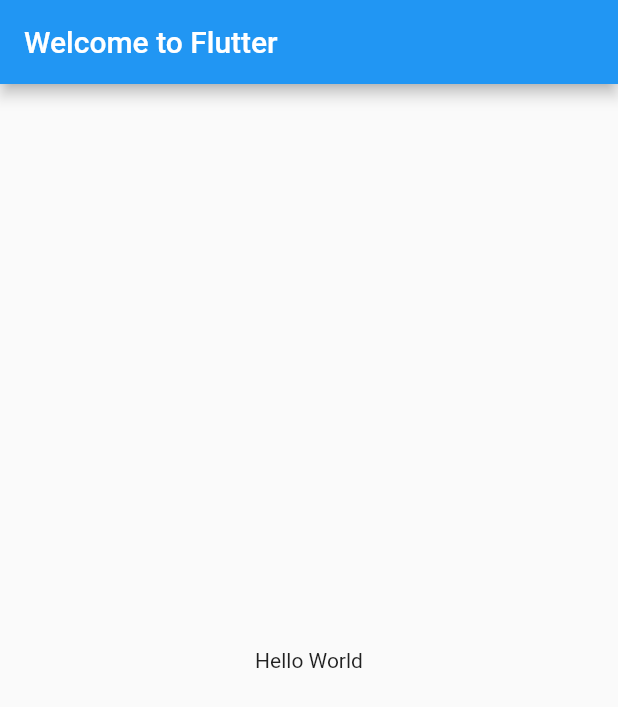
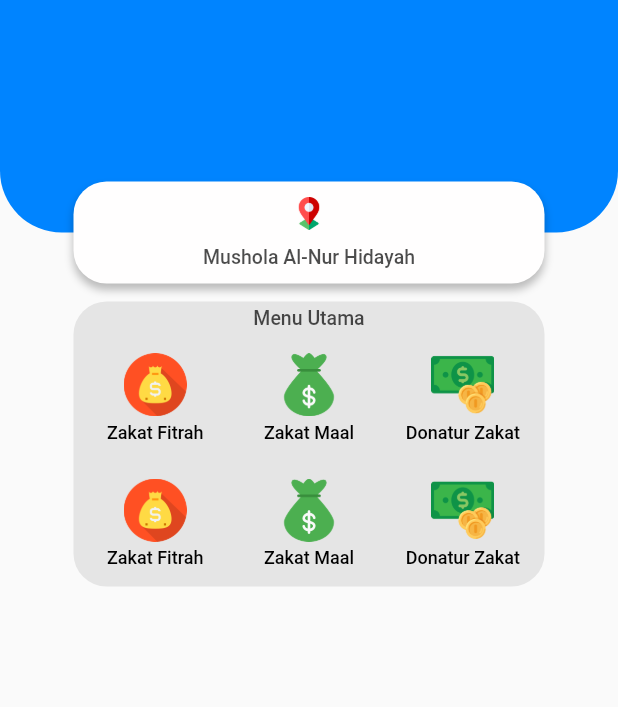
Before and after one commit to zuinal/zago, a Flutter app: the screen it shows after launch, after a tap on "Get to Welcome !", on a phone screen of 412 x 824 dp. Shown: the top 707 px of the screen. Run offline on Flutter 3.47's test engine with Material 2 defaults, Android fonts, the phone set to English and light mode, and no system bars; our stand-ins replace path_drawing.

Commit message:
half finished mainmenu

```diff
--- a/lib/helpers/ColorPalette.dart
+++ b/lib/helpers/ColorPalette.dart
@@ -1,4 +1,5 @@
 import 'package:flutter/cupertino.dart';
+import 'package:flutter/material.dart';
 
 extension HexColor on Color {
   static Color fromHex(String hexString) {
@@ -15,4 +16,5 @@
   final Color whiteOpacity = HexColor.fromHex("FFFEFE").withOpacity(0.8);
   final Color grey = HexColor.fromHex("E5E5E5");
   final Color redOpacity = HexColor.fromHex("FF003D").withOpacity(0.8);
+  final Color textBlackHeader = Colors.black.withOpacity(0.7);
 }
--- a/lib/main.dart
+++ b/lib/main.dart
@@ -14,9 +14,7 @@
   Widget build(BuildContext context) {
     return MaterialApp(
         title: 'Zago App',
-        theme: ThemeData(
-          primarySwatch: Colors.blue,
-        ),
+        theme: ThemeData(primarySwatch: Colors.blue),
         debugShowCheckedModeBanner: false,
         initialRoute: '/SplashWidget',
         routes: {
--- /dev/null
+++ b/lib/ui/menu_utama/Generated/Generated Menu Button/MenuButton.dart
@@ -0,0 +1,52 @@
+import 'package:flutter/material.dart';
+import 'package:app/helpers/ColorPalette.dart';
+
+getNavigator(BuildContext context, Widget _navigator) {
+  Navigator.push(context, MaterialPageRoute(builder: (context) {
+    return _navigator;
+  }));
+}
+
+class MenuButton extends StatefulWidget {
+  final Widget _widget;
+  final String imageName, menuName;
+  const MenuButton(
+    this._widget,
+    this.imageName,
+    this.menuName,
+  );
+  @override
+  MenuButtonState createState() => MenuButtonState();
+}
+
+class MenuButtonState extends State<MenuButton> {
+  @override
+  Widget build(BuildContext context) {
+    return TextButton(
+        onPressed: () {
+          Navigator.push(context, MaterialPageRoute(builder: (context) {
+            return widget._widget;
+          }));
+        },
+        child: Container(
+          alignment: Alignment.center,
+          width: 80,
+          height: 60,
+          child: Column(
+            mainAxisAlignment: MainAxisAlignment.spaceBetween,
+            children: [
+              Image.asset(
+                widget.imageName,
+                width: 42,
+                fit: BoxFit.cover,
+              ),
+              Text(
+                widget.menuName,
+                style: TextStyle(
+                    fontSize: 12, fontFamily: 'Roboto', color: Colors.black),
+              )
+            ],
+          ),
+        ));
+  }
+}
--- /dev/null
+++ b/lib/ui/menu_utama/Generated/RectangleHeader.dart
@@ -0,0 +1,15 @@
+import 'package:flutter/material.dart';
+import 'package:app/helpers/ColorPalette.dart';
+
+class RectangleBackground extends StatelessWidget {
+  @override
+  Widget build(BuildContext context) {
+    return Container(
+      height: 155,
+      decoration: BoxDecoration(
+          borderRadius: BorderRadius.vertical(
+              bottom: Radius.circular(MediaQuery.of(context).size.width * 0.1)),
+          color: ColorPalette().blueMain),
+    );
+  }
+}
--- /dev/null
+++ b/lib/ui/menu_utama/Generated/RectangleMainMenu.dart
@@ -0,0 +1,38 @@
+import 'package:flutter/material.dart';
+import 'package:app/helpers/ColorPalette.dart';
+import 'package:app/ui/menu_utama/Generated/Generated Menu Button/MenuButton.dart';
+
+class RectangleMainMenu extends StatelessWidget {
+  @override
+  Widget build(BuildContext context) {
+    return Container(
+      width: 314,
+      height: 190,
+      decoration: BoxDecoration(
+        borderRadius: BorderRadius.circular(22),
+        color: ColorPalette().grey,
+      ),
+      child: Column(
+        mainAxisAlignment: MainAxisAlignment.spaceAround,
+        children: [
+          Text("Menu Utama",
+              style: TextStyle(
+                  color: ColorPalette().textBlackHeader,
+                  fontFamily: 'Roboto',
+                  fontSize: 13,
+                  fontWeight: FontWeight.w500)),
+          Row(mainAxisAlignment: MainAxisAlignment.spaceEvenly, children: [
+            MenuButton(null, "assets/images/icon-fitrah.png", "Zakat Fitrah"),
+            MenuButton(null, "assets/images/icon-maal.png", "Zakat Maal"),
+            MenuButton(null, "assets/images/icon-donatur.png", "Donatur Zakat"),
+          ]),
+          Row(mainAxisAlignment: MainAxisAlignment.spaceEvenly, children: [
+            MenuButton(null, "assets/images/icon-fitrah.png", "Zakat Fitrah"),
+            MenuButton(null, "assets/images/icon-maal.png", "Zakat Maal"),
+            MenuButton(null, "assets/images/icon-donatur.png", "Donatur Zakat"),
+          ])
+        ],
+      ),
+    );
+  }
+}
--- /dev/null
+++ b/lib/ui/menu_utama/Generated/RectangleUpper.dart
@@ -0,0 +1,41 @@
+import 'package:flutter/material.dart';
+import 'package:app/helpers/ColorPalette.dart';
+
+class RectangleUpper extends StatelessWidget {
+  @override
+  Widget build(BuildContext context) {
+    return Container(
+      height: 68,
+      width: 314,
+      alignment: Alignment.center,
+      decoration: BoxDecoration(
+        borderRadius: BorderRadius.circular(22),
+        color: ColorPalette().white,
+        boxShadow: [
+          BoxShadow(
+              color: Colors.black.withOpacity(0.25),
+              offset: Offset(0, 4),
+              blurRadius: 4)
+        ],
+      ),
+      child: Column(
+        mainAxisAlignment: MainAxisAlignment.spaceEvenly,
+        children: [
+          Image.asset(
+            "assets/images/pin-map.png",
+            fit: BoxFit.cover,
+            width: 22,
+          ),
+          Text(
+            "Mushola Al-Nur Hidayah",
+            style: TextStyle(
+                fontFamily: 'Roboto',
+                fontSize: 13,
+                color: ColorPalette().textBlackHeader,
+                fontWeight: FontWeight.w500),
+          )
+        ],
+      ),
+    );
+  }
+}
--- a/lib/ui/menu_utama/MenuWidget.dart
+++ b/lib/ui/menu_utama/MenuWidget.dart
@@ -1,16 +1,30 @@
+import 'package:app/ui/menu_utama/Generated/RectangleMainMenu.dart';
+import 'package:app/ui/menu_utama/Generated/RectangleUpper.dart';
 import 'package:flutter/material.dart';
+import 'package:app/ui/menu_utama/Generated/RectangleHeader.dart';
 
 class MenuWidget extends StatelessWidget {
   @override
   Widget build(BuildContext context) {
-    return MaterialApp(
-      title: 'Welcome to Flutter',
-      home: Scaffold(
-        appBar: AppBar(
-          title: Text('Welcome to Flutter'),
-        ),
-        body: Center(
-          child: Text('Hello World'),
+    return Material(
+      child: SingleChildScrollView(
+        child: Column(
+          mainAxisAlignment: MainAxisAlignment.spaceBetween,
+          children: [
+            Stack(
+              overflow: Overflow.visible,
+              alignment: Alignment.bottomCenter,
+              children: [
+                RectangleBackground(),
+                Positioned(top: 121, child: RectangleUpper())
+                //)
+              ],
+            ),
+            SizedBox(
+              height: 46,
+            ),
+            RectangleMainMenu()
+          ],
         ),
       ),
     );
```
Also changed, not shown: 1 other file.
